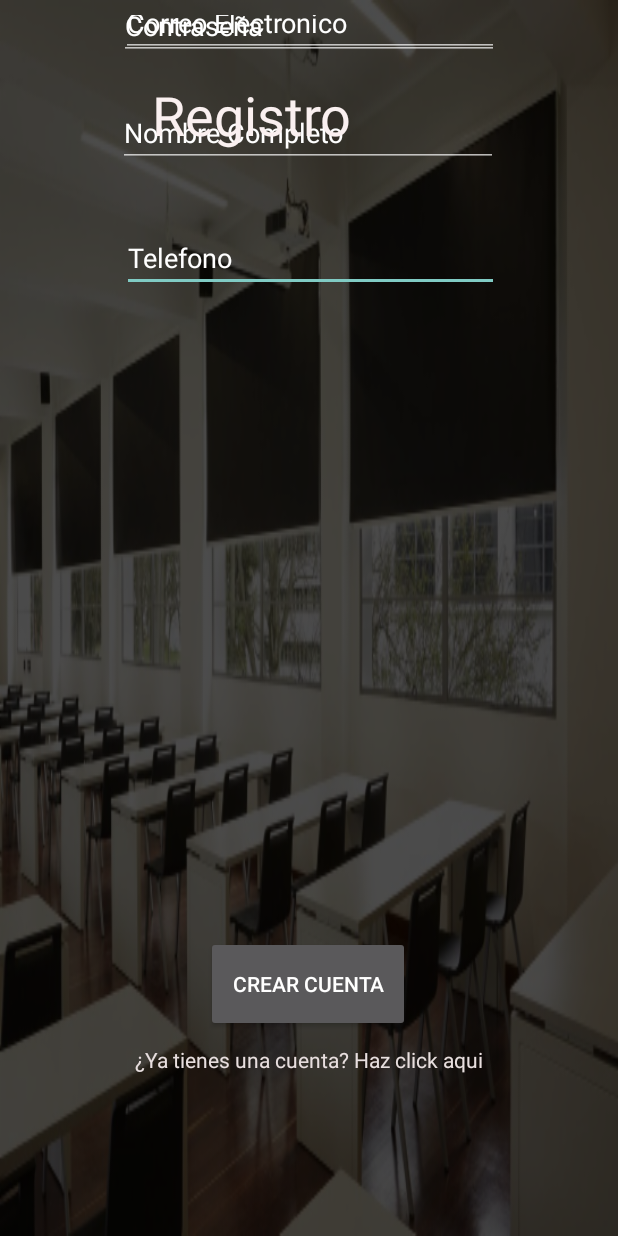
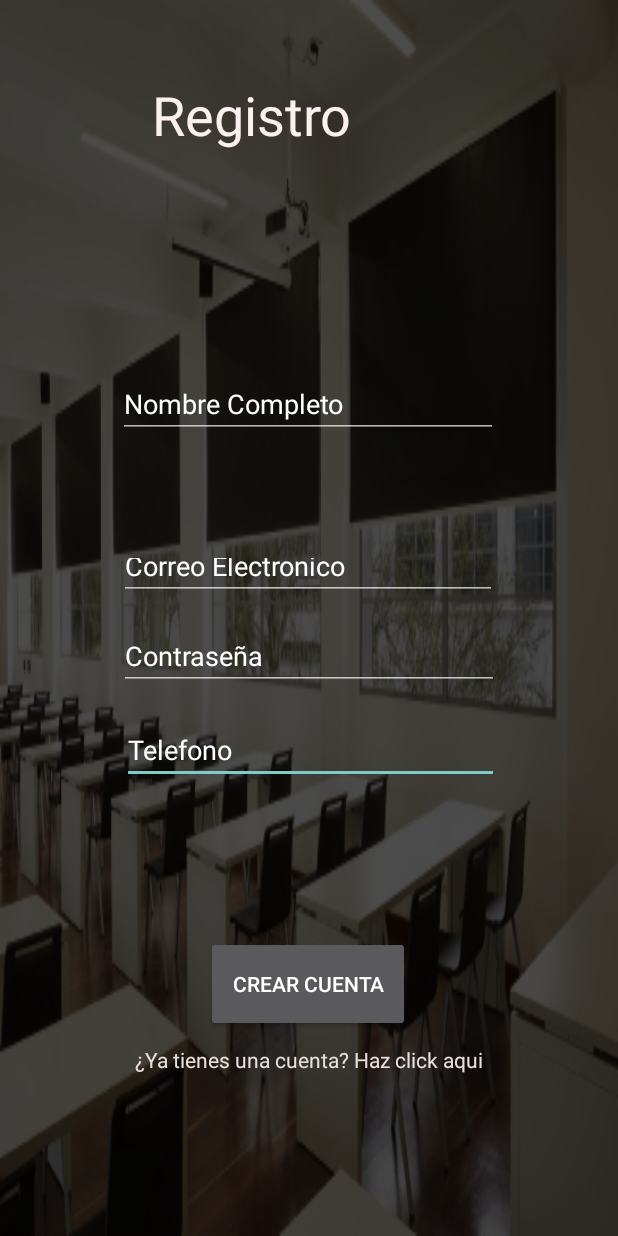
Before and after one commit to DaniENP/InfoStudentfPOO, an Android app: the screen it shows after launch (Register), on a phone screen of 412 x 824 dp. Run offline under Robolectric (Android 15) with nearby library versions, the phone set to English and light mode, and no system bars; our stand-ins replace Firebase (no records; nobody signed in at launch, a user with empty details on screens opened directly); Roboto replaces fonts that are not available here.

Commit message:
CAMBIO LOGIN

```diff
--- a/app/src/main/res/layout/activity_register.xml
+++ b/app/src/main/res/layout/activity_register.xml
@@ -60,36 +60,38 @@
         app:layout_constraintHorizontal_bias="0.506"
         app:layout_constraintStart_toStartOf="parent"
         app:layout_constraintTop_toBottomOf="@+id/password"
-        app:layout_constraintVertical_bias="0.208" />
+        app:layout_constraintVertical_bias="0.171" />
 
     <EditText
         android:id="@+id/Email"
         android:layout_width="252dp"
         android:layout_height="38dp"
+        android:layout_marginBottom="20dp"
         android:autofillHints=""
         android:ems="10"
         android:hint="Correo Electronico"
         android:inputType="textEmailAddress"
         android:textColor="#EFDEDE"
         android:textColorHint="@color/common_google_signin_btn_text_dark_default"
+        app:layout_constraintBottom_toTopOf="@+id/password"
         app:layout_constraintEnd_toEndOf="parent"
-        app:layout_constraintHorizontal_bias="0.503"
-        app:layout_constraintStart_toStartOf="parent"
-        tools:layout_editor_absoluteY="255dp" />
+        app:layout_constraintHorizontal_bias="0.496"
+        app:layout_constraintStart_toStartOf="parent" />
 
     <EditText
         android:id="@+id/password"
         android:layout_width="253dp"
         android:layout_height="40dp"
+        android:layout_marginBottom="164dp"
         android:ems="10"
         android:hint="Contraseña"
         android:importantForAutofill="no"
         android:inputType="textPassword"
         android:textColor="@color/common_google_signin_btn_text_dark_default"
         android:textColorHint="@color/common_google_signin_btn_text_dark_default"
+        app:layout_constraintBottom_toTopOf="@+id/RegisterBtn"
         app:layout_constraintEnd_toEndOf="parent"
-        app:layout_constraintStart_toStartOf="parent"
-        tools:layout_editor_absoluteY="315dp" />
+        app:layout_constraintStart_toStartOf="parent" />
 
     <EditText
         android:id="@+id/fullName"
```
